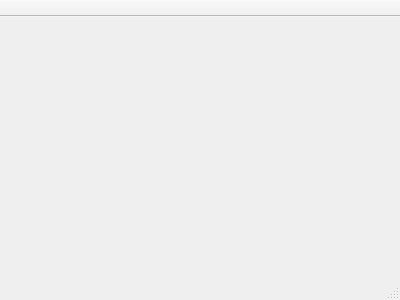
First picture: the form in courses/prog_base_3/project/qSynth/mainwindow.ui, repository k-gregory/OP_repo, before the edit.
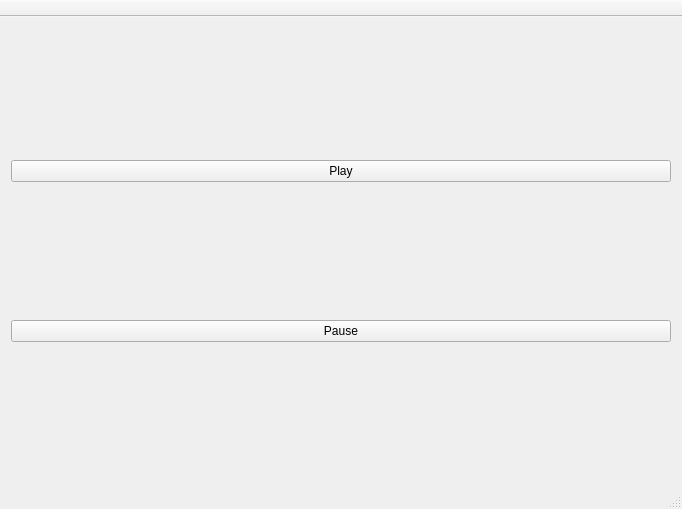
Second picture: the form after the edit.

Commit message: Add play/pause buttons

The edit to the form file:
```diff
--- a/courses/prog_base_3/project/qSynth/mainwindow.ui
+++ b/courses/prog_base_3/project/qSynth/mainwindow.ui
@@ -6,14 +6,35 @@
    <rect>
     <x>0</x>
     <y>0</y>
-    <width>400</width>
-    <height>300</height>
+    <width>682</width>
+    <height>509</height>
    </rect>
   </property>
   <property name="windowTitle">
    <string>MainWindow</string>
   </property>
-  <widget class="QWidget" name="centralWidget"/>
+  <widget class="QWidget" name="centralWidget">
+   <layout class="QHBoxLayout" name="horizontalLayout">
+    <item>
+     <layout class="QVBoxLayout" name="verticalLayout">
+      <item>
+       <widget class="QPushButton" name="playButton">
+        <property name="text">
+         <string>Play</string>
+        </property>
+       </widget>
+      </item>
+      <item>
+       <widget class="QPushButton" name="pauseButton">
+        <property name="text">
+         <string>Pause</string>
+        </property>
+       </widget>
+      </item>
+     </layout>
+    </item>
+   </layout>
+  </widget>
   <widget class="QMenuBar" name="menuBar">
    <property name="geometry">
     <rect>
```
Left out of the diff: 2 changed lines with no effect on the pictures. The commit also changes 2 other files.
